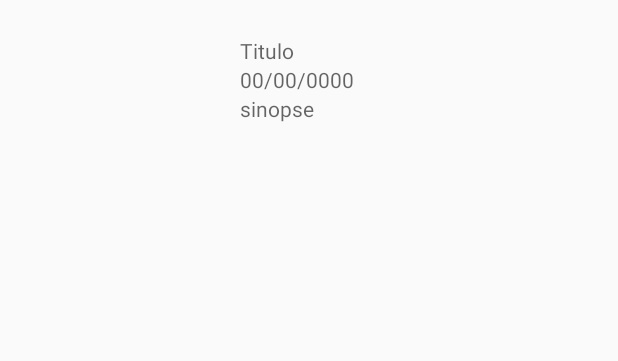
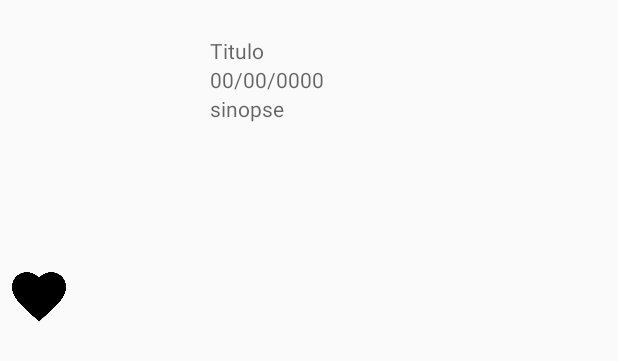
Before and after one commit to gusmanmatheus/MVP-Movies, an Android app: the layout movie_layout.xml on its own in the app's theme, with its tools: preview values and no code run, on a phone screen of 412 x 824 dp. Shown: the top 361 px of the screen. Run offline under Robolectric (Android 15) with nearby library versions, the phone set to English and light mode, and no system bars.

```diff
--- a/app/src/main/java/com/example/moviesmvp/features/listMovies/ListMoviesContract.kt
+++ b/app/src/main/java/com/example/moviesmvp/features/listMovies/ListMoviesContract.kt
@@ -15,5 +15,11 @@ interface ListMoviesContract {
         var listMovies: ListMovies
         var sizePage: Int
         fun nextPage()
+        fun loadMore()
+        fun verifyRecord(id: Int):Boolean
+        fun recordMovie(movie: Movie):Boolean
+        fun deleteRecord(id: Int)
+        fun getAllRecord(page:Int):List<Movie>
+        fun inserOrDelete(movie: Movie):Boolean
     }
 }
--- a/app/src/main/res/layout/movie_layout.xml
+++ b/app/src/main/res/layout/movie_layout.xml
@@ -1,20 +1,40 @@
 <?xml version="1.0" encoding="utf-8"?>
 <LinearLayout
         xmlns:android="http://schemas.android.com/apk/res/android"
+        xmlns:app="http://schemas.android.com/apk/res-auto"
+        xmlns:tools="http://schemas.android.com/tools"
         android:layout_width="match_parent"
         android:layout_height="wrap_content"
         android:layout_marginTop="24dp"
-        android:layout_marginBottom="24dp"
         android:orientation="horizontal">
+    <android.support.constraint.ConstraintLayout
+            android:layout_width="wrap_content"
+            android:layout_height="wrap_content">
         <ImageView
                 android:id="@+id/imageMovie"
-            android:layout_width="160dp"
+                android:layout_width="140dp"
                 android:layout_height="200dp"
-    />
+                app:layout_constraintTop_toTopOf="parent"
+                app:layout_constraintBottom_toBottomOf="parent"
+                tools:ignore="MissingConstraints"/>
+        <ImageView
+                android:id="@+id/favorite"
+                android:layout_width="36dp"
+                android:layout_height="36dp"
+                android:src="@drawable/favoriteoff"
+                android:layout_marginBottom="8dp"
+                app:layout_constraintBottom_toBottomOf="@+id/imageMovie"
+                app:layout_constraintStart_toStartOf="@+id/imageMovie"
+                android:layout_marginLeft="8dp"
+                android:layout_marginStart="8dp"/>
+
+    </android.support.constraint.ConstraintLayout>
+
     <LinearLayout
             android:layout_width="match_parent"
-            android:layout_height="match_parent"
-            android:orientation="vertical">
+            android:layout_height="wrap_content"
+            android:orientation="vertical"
+            app:layout_constraintTop_toTopOf="parent">
 
         <TextView
                 android:id="@+id/titleMovie"
@@ -30,7 +50,7 @@
                 android:textColor="#ffffff"/>
 
         <TextView android:id="@+id/synopsis"
-                  android:layout_width="wrap_content"
+                  android:layout_width="match_parent"
                   android:layout_height="wrap_content"
                   android:textColor="#ffffff"
                   android:hint="sinopse"/>
--- /dev/null
+++ b/app/src/main/res/values/dimens.xml
@@ -0,0 +1,3 @@
+<?xml version="1.0" encoding="utf-8"?>
+<resources>
+</resources>
--- /dev/null
+++ b/app/src/main/res/values/integers.xml
@@ -0,0 +1,5 @@
+<?xml version="1.0" encoding="utf-8"?>
+<resources>
+    <integer name="version_db">1</integer>
+
+</resources>
--- a/app/src/main/res/values/strings.xml
+++ b/app/src/main/res/values/strings.xml
@@ -1,3 +1,5 @@
 <resources>
     <string name="app_name">MoviesMvp</string>
+    <string name="name_db">"moviesdb"</string>
+
 </resources>
```
Also changed, not shown: app/src/main/java/com/example/moviesmvp/base/BaseDAO.kt (added, +26 -0 lines), app/src/main/java/com/example/moviesmvp/base/RCAdapter.kt (+23 -6 lines), app/src/main/java/com/example/moviesmvp/base/modules/app_modules.kt (+7 -1 lines), app/src/main/java/com/example/moviesmvp/data/local/MOVIE_DATA.kt (added, +22 -0 lines), app/src/main/java/com/example/moviesmvp/data/local/MovieDAO.kt (added, +88 -0 lines), app/src/main/java/com/example/moviesmvp/data/model/Movie.kt (+6 -3 lines), app/src/main/java/com/example/moviesmvp/features/listMovies/ListMoviesActivity.kt (+15 -5 lines), app/src/main/java/com/example/moviesmvp/features/listMovies/ListMoviesPresenter.kt (+50 -7 lines), app/src/main/res/drawable/favoriteoff.png (added), app/src/main/res/drawable/favoriteon.png (added). Lines whose indentation alone changed are shown as unchanged.
